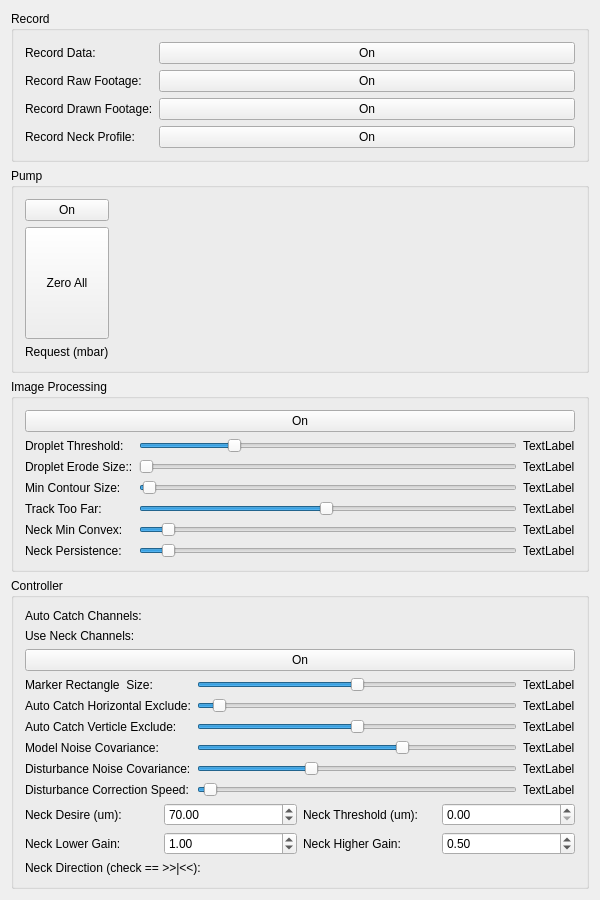
The window that EVA01/ueva/dashboard.ui (DaveSketchySpeedway/RoboDrop) describes before a commit, drawn with Qt 5.
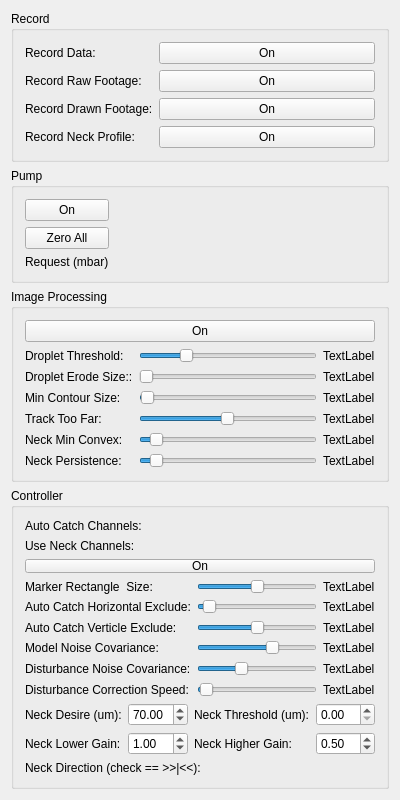
The same window after the commit.

Commit message: shrinked dashboard abit

```diff
--- a/EVA01/ueva/dashboard.ui
+++ b/EVA01/ueva/dashboard.ui
@@ -6,8 +6,8 @@
    <rect>
     <x>0</x>
     <y>0</y>
-    <width>600</width>
-    <height>900</height>
+    <width>400</width>
+    <height>800</height>
    </rect>
   </property>
   <property name="sizePolicy">
@@ -30,7 +30,7 @@
     <widget class="QGroupBox" name="groupBox_5">
      <property name="sizePolicy">
       <sizepolicy hsizetype="Preferred" vsizetype="Preferred">
-       <horstretch>1</horstretch>
+       <horstretch>0</horstretch>
        <verstretch>1</verstretch>
       </sizepolicy>
      </property>
@@ -113,8 +113,8 @@
     <widget class="QGroupBox" name="groupBox">
      <property name="sizePolicy">
       <sizepolicy hsizetype="Preferred" vsizetype="Preferred">
-       <horstretch>2</horstretch>
-       <verstretch>2</verstretch>
+       <horstretch>1</horstretch>
+       <verstretch>1</verstretch>
       </sizepolicy>
      </property>
      <property name="title">
```
The commit also changes 1 other file.
